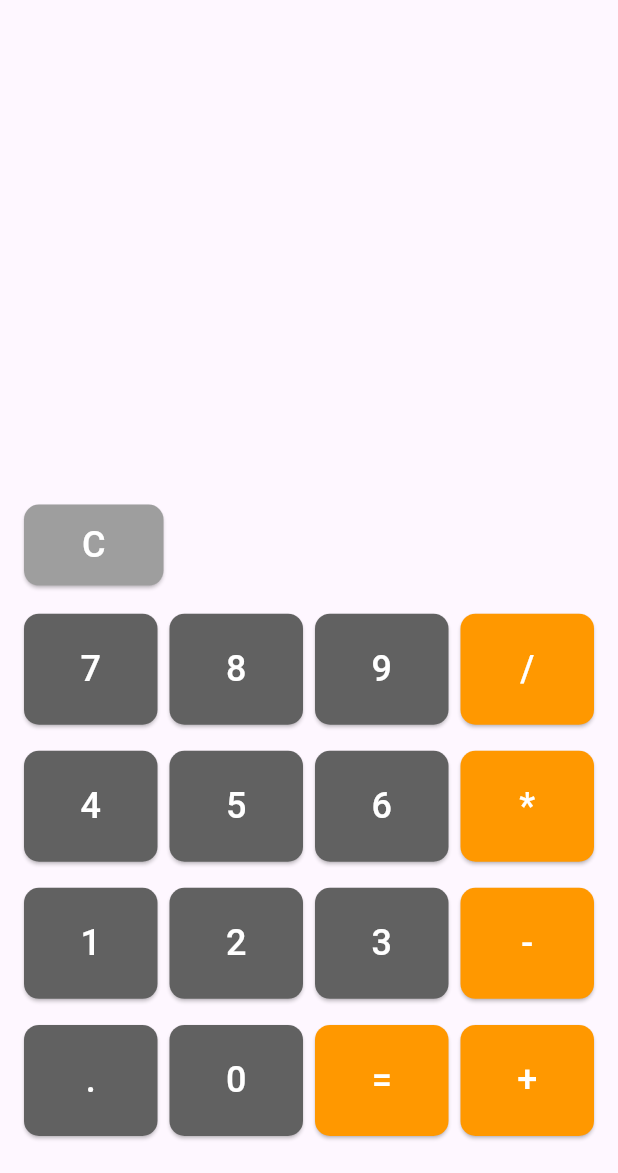
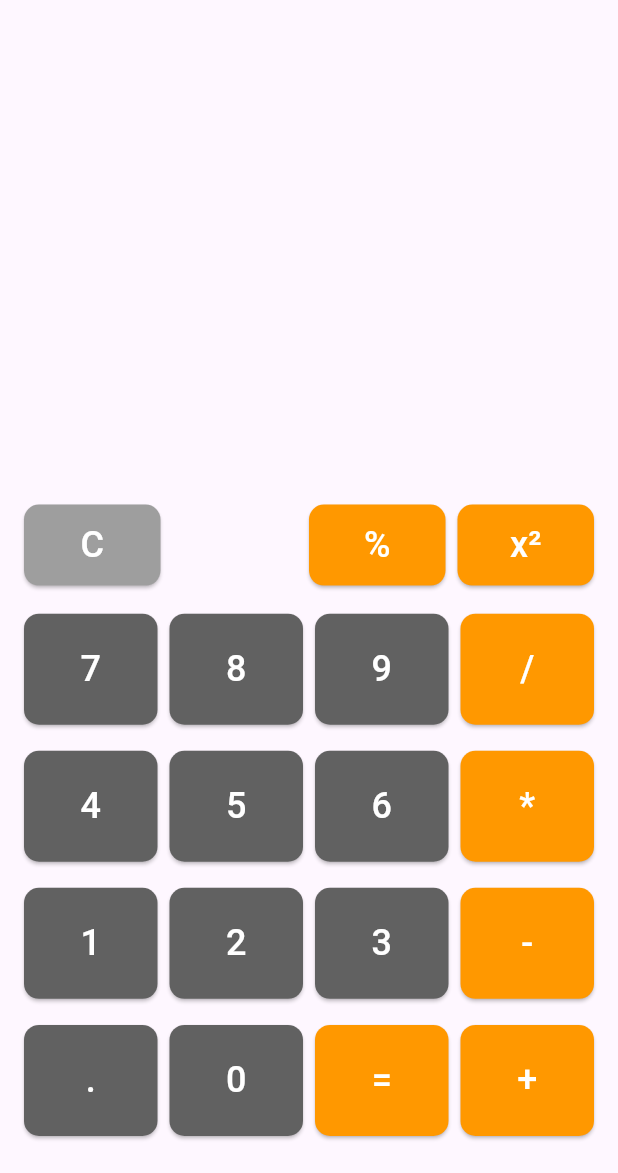
Before and after one commit to dtucchio/uri-csc-305-calculator, a Flutter app: the screen it shows after launch, on a phone screen of 412 x 824 dp, the part 63-1236 px from its top. Run offline on Flutter 3.47's test engine with Material 3 defaults, Android fonts, the phone set to English and light mode, and no system bars; missing offline and left inert: expressions.

Commit message:
Added new functions to support squaring and modulo operations. (#2)

```diff
--- a/lib/Calculator.dart
+++ b/lib/Calculator.dart
@@ -29,6 +29,16 @@ class _CalculatorState extends State<Calculator> {
           const evaluator = ExpressionEvaluator();
           final result = evaluator.eval(expression, {});
           _result = result.toString();
+        } catch (e) {
+          _result = 'Error';
+        }
+      } else if (value == 'x²') {
+        try {
+          final expression = Expression.parse('($_expression) * ($_expression)');
+          const evaluator = ExpressionEvaluator();
+          final result = evaluator.eval(expression, {});
+          _expression = result.toString();
+          _result = _expression;
         } catch (e) {
           _result = 'Error';
         }
@@ -93,8 +103,11 @@ class _CalculatorState extends State<Calculator> {
                   Row(
                     children: [
                       _buildButton('C', color: Colors.grey, padding: 10),
+                      const Spacer(),
                       const SizedBox(width: 8),
-                      const Spacer(flex: 3),
+                      _buildButton('%', color: Colors.orange, padding: 10),
+                      const SizedBox(width: 8),
+                      _buildButton('x²', color: Colors.orange, padding: 10),
                     ],
                   ),
                   const SizedBox(height: 10),
```
